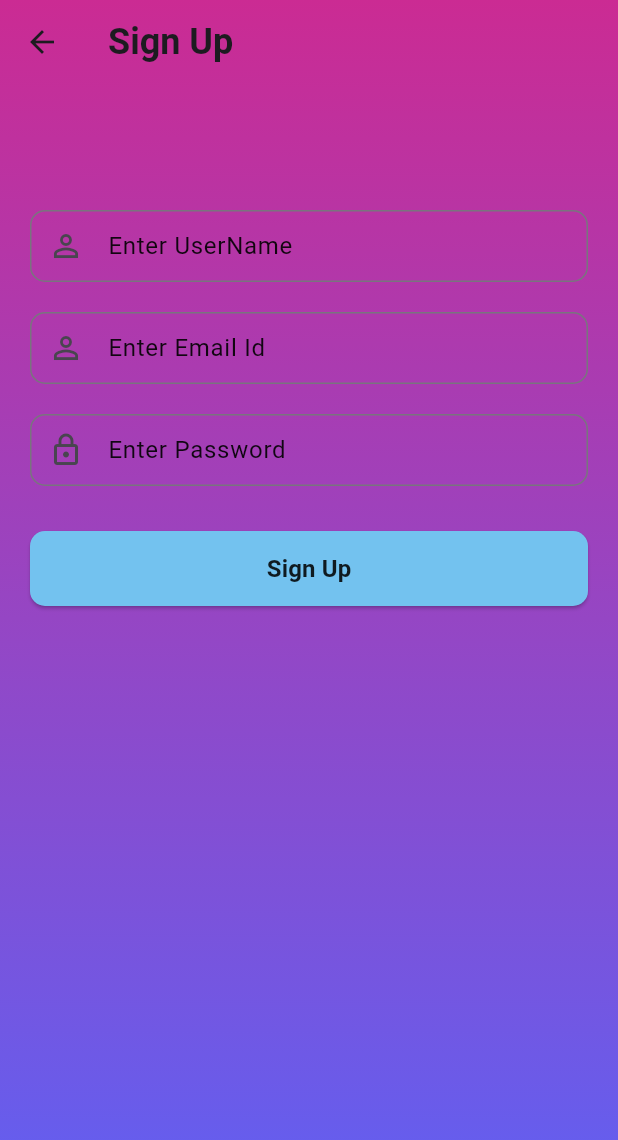
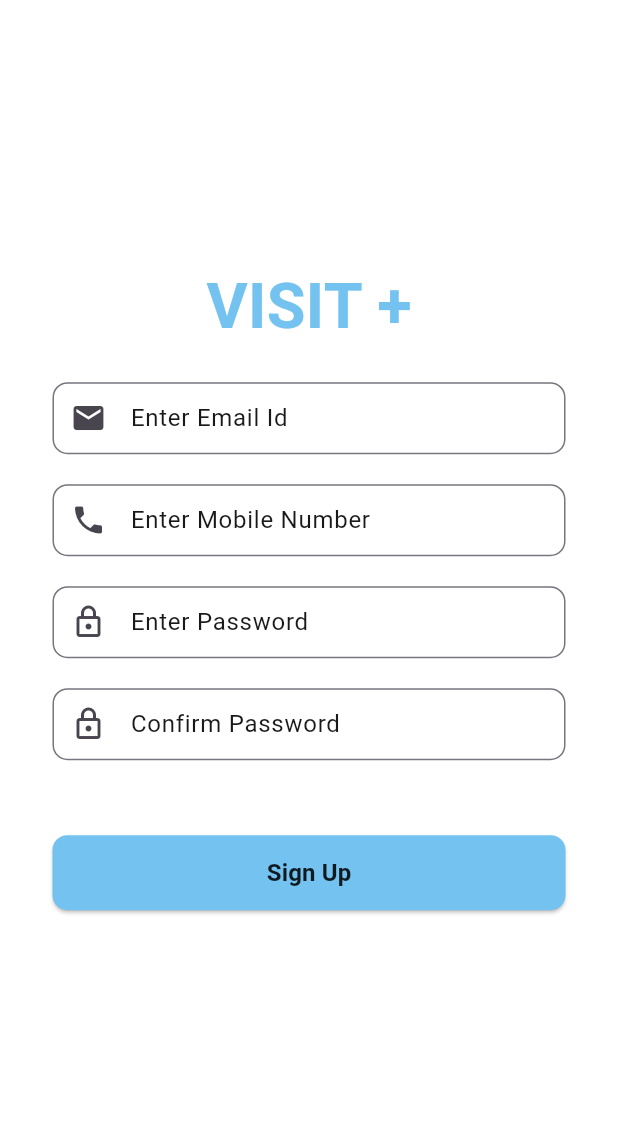
Before and after one commit to pramodbhure/visit_plus_flutter, a Flutter app: the screen it shows after launch, after a tap on "Create Account", on a phone screen of 412 x 824 dp. Shown: the top 1140 px of the screen. Run offline on Flutter 3.47's test engine with Material 3 defaults, Android fonts, the phone set to English and light mode, and no system bars; our stand-ins replace firebase_auth, firebase_core; accounts and stored records are empty; network calls fail.

Commit message:
signup page updated

```diff
--- a/lib/screens/signin_screen.dart
+++ b/lib/screens/signin_screen.dart
@@ -1,7 +1,6 @@
-// ignore_for_file: prefer_final_fields, library_private_types_in_public_api, prefer_const_constructors, avoid_print, use_super_parameters
+// ignore_for_file: prefer_const_constructors
 
 import 'package:firebase_auth/firebase_auth.dart';
-
 import 'package:flutter/material.dart';
 import 'package:visitplusapp/reusable_widget/reusable_widget.dart';
 import 'package:visitplusapp/screens/home_screen.dart';
@@ -19,18 +18,26 @@ class SignInScreen extends StatefulWidget {
 class _SignInScreenState extends State<SignInScreen> {
   TextEditingController _passwordTextController = TextEditingController();
   TextEditingController _emailTextController = TextEditingController();
+
   @override
   Widget build(BuildContext context) {
     return Scaffold(
-      body: Container(
+      body: Stack(
+        children: [
+          Container(
             width: MediaQuery.of(context).size.width,
             height: MediaQuery.of(context).size.height,
             decoration: BoxDecoration(
-            gradient: LinearGradient(colors: [
+              gradient: LinearGradient(
+                colors: [
                   hexStringToColor("ffffffff"),
                   hexStringToColor("ffffffff"),
                   hexStringToColor("ffffffff")
-        ], begin: Alignment.topCenter, end: Alignment.bottomCenter)),
+                ],
+                begin: Alignment.topCenter,
+                end: Alignment.bottomCenter,
+              ),
+            ),
             child: SingleChildScrollView(
               child: Padding(
                 padding: EdgeInsets.fromLTRB(
@@ -42,8 +49,8 @@ class _SignInScreenState extends State<SignInScreen> {
                     const SizedBox(
                       height: 20,
                     ),
-                reusableTextField("Enter Password", Icons.lock_outline, true,
-                    _passwordTextController),
+                    reusableTextField("Enter Password", Icons.lock_outline,
+                        true, _passwordTextController),
                     const SizedBox(
                       height: 5,
                     ),
@@ -54,8 +61,10 @@ class _SignInScreenState extends State<SignInScreen> {
                               email: _emailTextController.text,
                               password: _passwordTextController.text)
                           .then((value) {
-                    Navigator.push(context,
-                        MaterialPageRoute(builder: (context) => HomeScreen()));
+                        Navigator.push(
+                            context,
+                            MaterialPageRoute(
+                                builder: (context) => HomeScreen()));
                       }).onError((error, stackTrace) {
                         print("Error ${error.toString()}");
                       });
@@ -65,6 +74,33 @@ class _SignInScreenState extends State<SignInScreen> {
                 ),
               ),
             ),
+          ),
+          Positioned(
+            top: 0,
+            left: 0,
+            right: 0,
+            child: Container(
+              padding: EdgeInsets.symmetric(vertical: 120),
+              decoration: BoxDecoration(
+                color: Color(0xFF73C2EF),
+                borderRadius: BorderRadius.only(
+                  bottomLeft: Radius.circular(30),
+                  bottomRight: Radius.circular(30),
+                ),
+              ),
+              child: Center(
+                child: Text(
+                  "VISIT +",
+                  style: TextStyle(
+                    color: Colors.white,
+                    fontWeight: FontWeight.bold,
+                    fontSize: 42,
+                  ),
+                ),
+              ),
+            ),
+          ),
+        ],
       ),
     );
   }
--- a/lib/screens/signup_screen.dart
+++ b/lib/screens/signup_screen.dart
@@ -1,8 +1,7 @@
 // ignore_for_file: prefer_final_fields, library_private_types_in_public_api, prefer_const_constructors, avoid_print, use_super_parameters
 
+import 'package:flutter/material.dart';
 import 'package:firebase_auth/firebase_auth.dart';
-
-import 'package:flutter/material.dart';
 import 'package:visitplusapp/reusable_widget/reusable_widget.dart';
 import 'package:visitplusapp/screens/home_screen.dart';
 import 'package:visitplusapp/utils/color_utils.dart';
@@ -18,42 +17,59 @@ class _SignUpScreenState extends State<SignUpScreen> {
   TextEditingController _passwordTextController = TextEditingController();
   TextEditingController _emailTextController = TextEditingController();
   TextEditingController _userNameTextController = TextEditingController();
+  TextEditingController _mobileNumberTextController = TextEditingController();
+  TextEditingController _confirmPasswordTextController =
+      TextEditingController();
+
   @override
   Widget build(BuildContext context) {
     return Scaffold(
       extendBodyBehindAppBar: true,
-      appBar: AppBar(
-        backgroundColor: Colors.transparent,
-        elevation: 0,
-        title: const Text(
-          "Sign Up",
-          style: TextStyle(fontSize: 24, fontWeight: FontWeight.bold),
-        ),
-      ),
       body: Container(
         width: MediaQuery.of(context).size.width,
         height: MediaQuery.of(context).size.height,
         decoration: BoxDecoration(
-              gradient: LinearGradient(colors: [
-            hexStringToColor("CB2B93"),
-            hexStringToColor("9546C4"),
-            hexStringToColor("5E61F4")
-          ], begin: Alignment.topCenter, end: Alignment.bottomCenter)),
+          gradient: LinearGradient(
+            colors: [
+              hexStringToColor("ffffffff"),
+              hexStringToColor("ffffffff"),
+              hexStringToColor("ffffffff")
+            ],
+            begin: Alignment.topCenter,
+            end: Alignment.bottomCenter,
+          ),
+        ),
         child: SingleChildScrollView(
           child: Padding(
-            padding: EdgeInsets.fromLTRB(20, 120, 20, 0),
+            padding: EdgeInsets.fromLTRB(
+              35,
+              MediaQuery.of(context).size.height * 0.2,
+              35,
+              0,
+            ),
             child: Column(
               children: <Widget>[
+                Padding(
+                  padding: const EdgeInsets.only(top: 10.0),
+                  child: Text(
+                    "VISIT +",
+                    style: TextStyle(
+                      color: Color(0xFF73C2EF),
+                      fontSize: 42,
+                      fontWeight: FontWeight.bold,
+                    ),
+                  ),
+                ),
                 const SizedBox(
                   height: 20,
                 ),
-                reusableTextField("Enter UserName", Icons.person_outline, false,
-                    _userNameTextController),
+                reusableTextField(
+                    "Enter Email Id", Icons.email, false, _emailTextController),
                 const SizedBox(
                   height: 20,
                 ),
-                reusableTextField("Enter Email Id", Icons.person_outline, false,
-                    _emailTextController),
+                reusableTextField("Enter Mobile Number", Icons.phone, false,
+                    _mobileNumberTextController),
                 const SizedBox(
                   height: 20,
                 ),
@@ -62,23 +78,64 @@ class _SignUpScreenState extends State<SignUpScreen> {
                 const SizedBox(
                   height: 20,
                 ),
+                reusableTextField("Confirm Password", Icons.lock_outlined, true,
+                    _confirmPasswordTextController),
+                const SizedBox(
+                  height: 20,
+                ),
+                const SizedBox(height: 20),
                 firebaseUIButton(context, "Sign Up", () {
+                  if (_passwordTextController.text !=
+                      _confirmPasswordTextController.text) {
+                    ScaffoldMessenger.of(context).showSnackBar(
+                      SnackBar(
+                        content: Text("Passwords do not match"),
+                        duration: Duration(seconds: 3),
+                      ),
+                    );
+                    return;
+                  }
+
                   FirebaseAuth.instance
                       .createUserWithEmailAndPassword(
                     email: _emailTextController.text,
-                          password: _passwordTextController.text)
+                    password: _passwordTextController.text,
+                  )
                       .then((value) {
                     print("Created New Account");
-                    Navigator.push(context,
-                        MaterialPageRoute(builder: (context) => HomeScreen()));
+                    Navigator.push(
+                      context,
+                      MaterialPageRoute(
+                        builder: (context) => HomeScreen(),
+                      ),
+                    );
                   }).catchError((error) {
+                    if (error.code == 'email-already-in-use') {
+                      print('The account already exists for that email.');
+                      ScaffoldMessenger.of(context).showSnackBar(
+                        SnackBar(
+                          content: Text(
+                            'The account already exists for that email.',
+                          ),
+                          duration: Duration(seconds: 3),
+                        ),
+                      );
+                    } else {
                       print("Error ${error.code}: ${error.message}");
-                    // Handle specific errors or display appropriate messages to the user
+                      ScaffoldMessenger.of(context).showSnackBar(
+                        SnackBar(
+                          content: Text('Error: ${error.message}'),
+                          duration: Duration(seconds: 3),
+                        ),
+                      );
+                    }
                   });
-                })
+                }),
               ],
             ),
-          ))),
+          ),
+        ),
+      ),
     );
   }
 }
```
Lines whose indentation alone changed are shown as unchanged.
